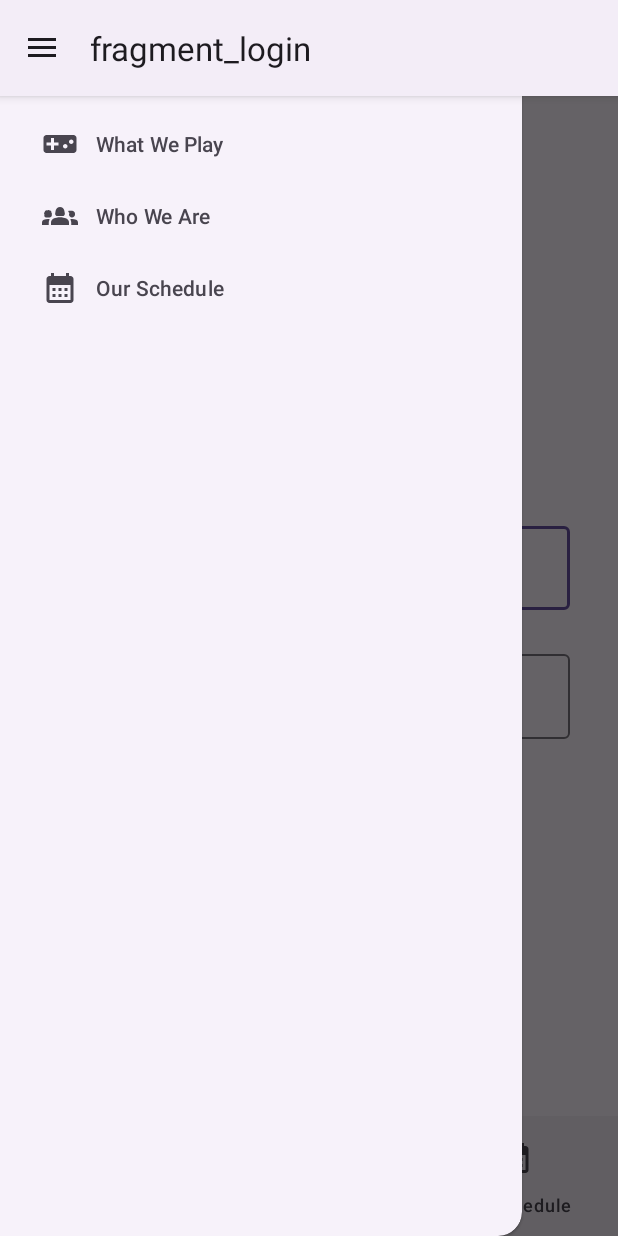
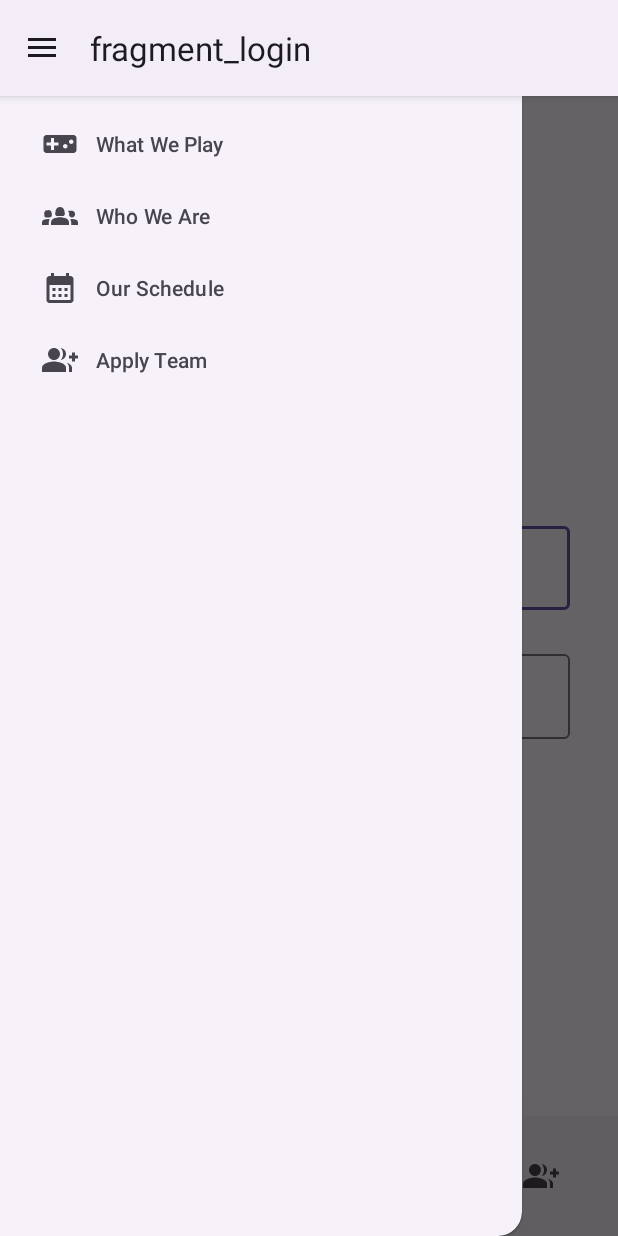
Before and after one commit to ievana01/ProjectANMP, an Android app: the screen it shows after launch (MainActivity), with the side drawer open, on a phone screen of 412 x 824 dp. Run offline under Robolectric (Android 15) with nearby library versions, the phone set to English and light mode, and no system bars; our stand-ins replace navigation-ui; Roboto replaces fonts that are not available here.

Commit message:
add proposal (kurang nampilin di apply fragment)

```diff
--- a/app/src/main/java/com/ievana/capygo_anmp/model/CapyGoDao.kt
+++ b/app/src/main/java/com/ievana/capygo_anmp/model/CapyGoDao.kt
@@ -21,5 +21,4 @@ interface CapyGoDao {
 
     @Query("SELECT * FROM user WHERE username = :username LIMIT 1")
     fun getUserByUsername(username: String): User?
-
 }
--- a/app/src/main/java/com/ievana/capygo_anmp/view/AchievementFragment.kt
+++ b/app/src/main/java/com/ievana/capygo_anmp/view/AchievementFragment.kt
@@ -40,8 +40,6 @@ class AchievementFragment : Fragment() {
         val img = AchievementFragmentArgs.fromBundle(requireArguments()).image
         binding.txtGameName.text = gameName
         Picasso.get().load(img).into(binding.gameImage)
-
-
 
         viewModel = ViewModelProvider(this).get(AchievementViewModel::class.java)
         viewModel.refresh(gameName ?: "", "")
--- /dev/null
+++ b/app/src/main/java/com/ievana/capygo_anmp/view/ApplyTeamAdapter.kt
@@ -0,0 +1,6 @@
+package com.ievana.capygo_anmp.view
+
+import com.ievana.capygo_anmp.model.Proposal
+
+class ApplyTeamAdapter(val prop:ArrayList<Proposal>) {
+}
--- a/app/src/main/java/com/ievana/capygo_anmp/view/TeamMemberFragment.kt
+++ b/app/src/main/java/com/ievana/capygo_anmp/view/TeamMemberFragment.kt
@@ -40,7 +40,7 @@ class TeamMemberFragment : Fragment() {
 
         binding.textView.text = teamName
         viewModel = ViewModelProvider(this).get(MemberViewModel::class.java)
-        viewModel.refresh()
+        viewModel.refresh("")
 
         binding.recViewTeamMember.layoutManager = LinearLayoutManager(context)
         binding.recViewTeamMember.adapter = teamMemberAdapter
--- a/app/src/main/java/com/ievana/capygo_anmp/view/TeamsFragment.kt
+++ b/app/src/main/java/com/ievana/capygo_anmp/view/TeamsFragment.kt
@@ -34,7 +34,7 @@ class TeamsFragment : Fragment() {
 
         memberListAdapter = TeamAdapter(arrayListOf(), img)
         viewModel = ViewModelProvider(this).get(MemberViewModel::class.java)
-        viewModel.refresh()
+        viewModel.refresh("")
 
         binding.recViewTeams.layoutManager = LinearLayoutManager(context)
         binding.recViewTeams.adapter = memberListAdapter
--- a/app/src/main/java/com/ievana/capygo_anmp/view/WhoweareFragment.kt
+++ b/app/src/main/java/com/ievana/capygo_anmp/view/WhoweareFragment.kt
@@ -30,7 +30,7 @@ class WhoweareFragment : Fragment() {
     override fun onViewCreated(view: View, savedInstanceState: Bundle?) {
         super.onViewCreated(view, savedInstanceState)
         viewModel = ViewModelProvider(this).get(MemberViewModel::class.java)
-        viewModel.refresh()
+        viewModel.refresh("")
 
         binding.recViewWhoWeAre.layoutManager = LinearLayoutManager(context)
         binding.recViewWhoWeAre.adapter = memberListAdapter
@@ -39,7 +39,7 @@ class WhoweareFragment : Fragment() {
             binding.recViewWhoWeAre.visibility = View.GONE
             binding.txtErrorWhoWeAre.visibility = View.GONE
             binding.progressBar.visibility = View.VISIBLE
-            viewModel.refresh()
+            viewModel.refresh("")
             binding.refreshLayout.isRefreshing = false
         }
         observeViewModel()
--- /dev/null
+++ b/app/src/main/res/drawable/baseline_group_add_24.xml
@@ -0,0 +1,9 @@
+<vector android:height="24dp" android:tint="#000000"
+    android:viewportHeight="24" android:viewportWidth="24"
+    android:width="24dp" xmlns:android="http://schemas.android.com/apk/res/android">
+    <path android:fillColor="@android:color/white" android:pathData="M22,9l0,-2l-2,0l0,2l-2,0l0,2l2,0l0,2l2,0l0,-2l2,0l0,-2z"/>
+    <path android:fillColor="@android:color/white" android:pathData="M8,12c2.21,0 4,-1.79 4,-4s-1.79,-4 -4,-4S4,5.79 4,8S5.79,12 8,12z"/>
+    <path android:fillColor="@android:color/white" android:pathData="M8,13c-2.67,0 -8,1.34 -8,4v3h16v-3C16,14.34 10.67,13 8,13z"/>
+    <path android:fillColor="@android:color/white" android:pathData="M12.51,4.05C13.43,5.11 14,6.49 14,8s-0.57,2.89 -1.49,3.95C14.47,11.7 16,10.04 16,8S14.47,4.3 12.51,4.05z"/>
+    <path android:fillColor="@android:color/white" android:pathData="M16.53,13.83C17.42,14.66 18,15.7 18,17v3h2v-3C20,15.55 18.41,14.49 16.53,13.83z"/>
+</vector>
--- a/app/src/main/res/layout/fragment_apply_team.xml
+++ b/app/src/main/res/layout/fragment_apply_team.xml
@@ -23,6 +23,7 @@
             app:layout_constraintTop_toTopOf="parent" />
 
         <androidx.recyclerview.widget.RecyclerView
+            android:id="@+id/recyclerView"
             android:layout_width="match_parent"
             android:layout_height="wrap_content"
             android:layout_marginTop="16dp"
@@ -31,7 +32,7 @@
             app:layout_constraintTop_toBottomOf="@+id/textView3" />
 
         <com.google.android.material.floatingactionbutton.FloatingActionButton
-            android:id="@+id/floatingActionButton5"
+            android:id="@+id/btnNewApplyTeam"
             android:layout_width="wrap_content"
             android:layout_height="wrap_content"
             android:layout_marginEnd="24dp"
@@ -39,6 +40,7 @@
             android:clickable="true"
             android:src="@android:drawable/ic_input_add"
             app:layout_constraintBottom_toBottomOf="parent"
-            app:layout_constraintEnd_toEndOf="parent" />
+            app:layout_constraintEnd_toEndOf="parent"
+            app:layout_constraintTop_toBottomOf="@+id/recyclerView" />
     </androidx.constraintlayout.widget.ConstraintLayout>
 </FrameLayout>
--- a/app/src/main/res/menu/bottom_menu.xml
+++ b/app/src/main/res/menu/bottom_menu.xml
@@ -17,4 +17,10 @@
         android:icon="@drawable/baseline_calendar_month_24"
         android:title="Our Schedule"
         app:showAsAction="always" />
+    <item
+        android:id="@+id/itemApplyTeam"
+        android:layout_width="wrap_content"
+        android:icon="@drawable/baseline_group_add_24"
+        android:title="Apply Team"
+        app:showAsAction="always" />
 </menu>
--- a/app/src/main/res/navigation/capygo_navigation.xml
+++ b/app/src/main/res/navigation/capygo_navigation.xml
@@ -121,4 +121,18 @@
             android:id="@+id/actionSignUptoLogin"
             app:destination="@id/loginFragment" />
     </fragment>
+    <fragment
+        android:id="@+id/itemApplyTeam"
+        android:name="com.ievana.capygo_anmp.view.ApplyTeamFragment"
+        android:label="fragment_apply_team"
+        tools:layout="@layout/fragment_apply_team" >
+        <action
+            android:id="@+id/actionNewApplyTeam"
+            app:destination="@id/newApplyTeamFragment" />
+    </fragment>
+    <fragment
+        android:id="@+id/newApplyTeamFragment"
+        android:name="com.ievana.capygo_anmp.view.NewApplyTeamFragment"
+        android:label="fragment_new_apply_team"
+        tools:layout="@layout/fragment_new_apply_team" />
 </navigation>
```
Also changed, not shown: app/src/main/java/com/ievana/capygo_anmp/model/Model.kt (+18 -0 lines), app/src/main/java/com/ievana/capygo_anmp/model/ProposalDao.kt (added, +15 -0 lines), app/src/main/java/com/ievana/capygo_anmp/model/ProposalDatabase.kt (added, +33 -0 lines), app/src/main/java/com/ievana/capygo_anmp/view/ApplyTeamFragment.kt (+23 -2 lines), app/src/main/java/com/ievana/capygo_anmp/view/NewApplyTeamFragment.kt (added, +131 -0 lines), app/src/main/java/com/ievana/capygo_anmp/viewmodel/MemberViewModel.kt (+6 -5 lines), app/src/main/java/com/ievana/capygo_anmp/viewmodel/ProposalViewModel.kt (added, +50 -0 lines), app/src/main/res/layout/fragment_new_apply_team.xml (added, +56 -0 lines), app/src/main/java/com/ievana/capygo_anmp/model/CapyGoDatabase.kt (line endings or trailing spaces).
